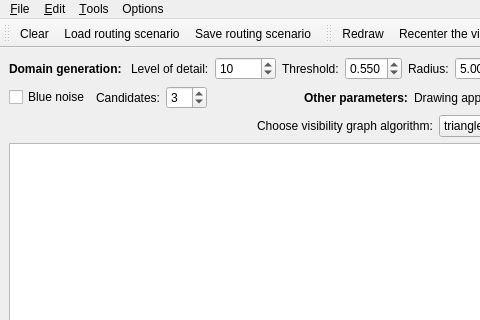
Before: the Qt Designer form Main.ui in Babayayaga/Routing_on_the_hyperbolic_plane, drawn with Qt 5; both pictures show x 0 to 480 and y 0 to 320 of the 1000 by 890 pixel window.
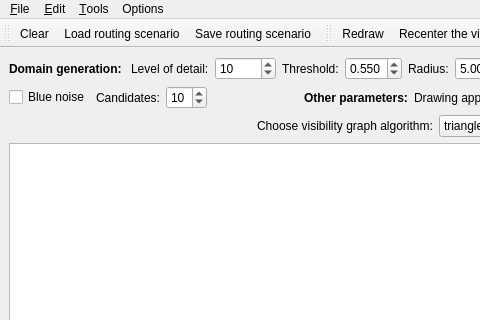
After: the same form once the commit is applied. Icons and pictures are not drawn.

Patch:
```diff
--- a/Main.ui
+++ b/Main.ui
@@ -344,7 +344,7 @@
          <number>20</number>
         </property>
         <property name="value">
-         <number>3</number>
+         <number>10</number>
         </property>
        </widget>
       </item>
```
